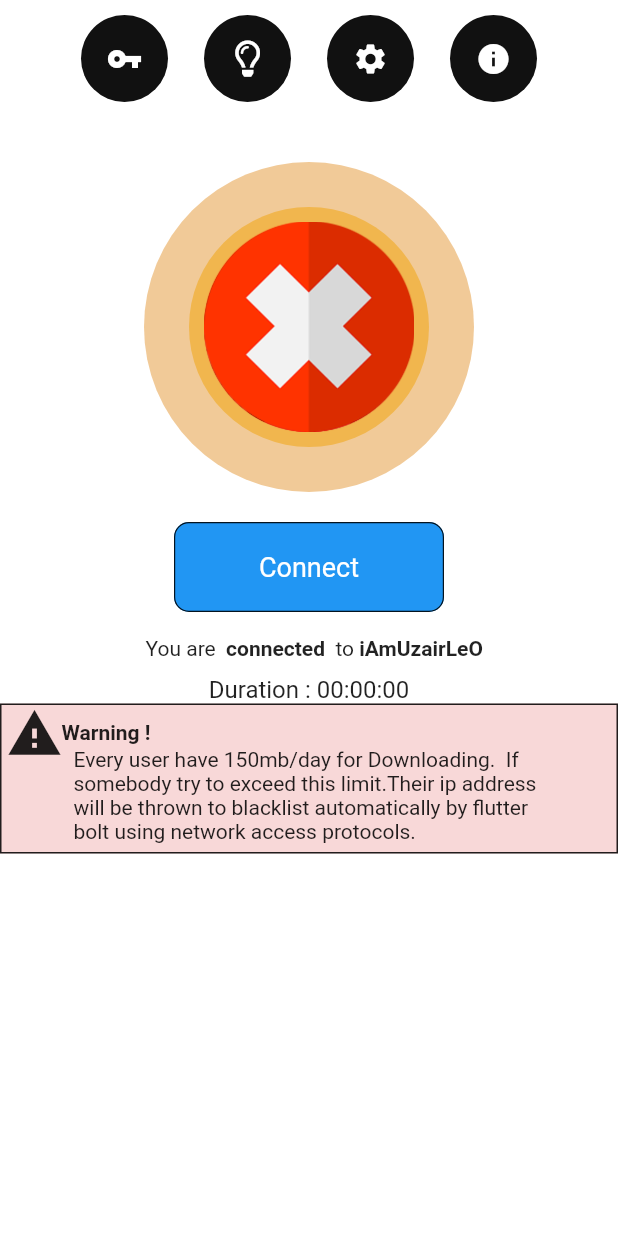
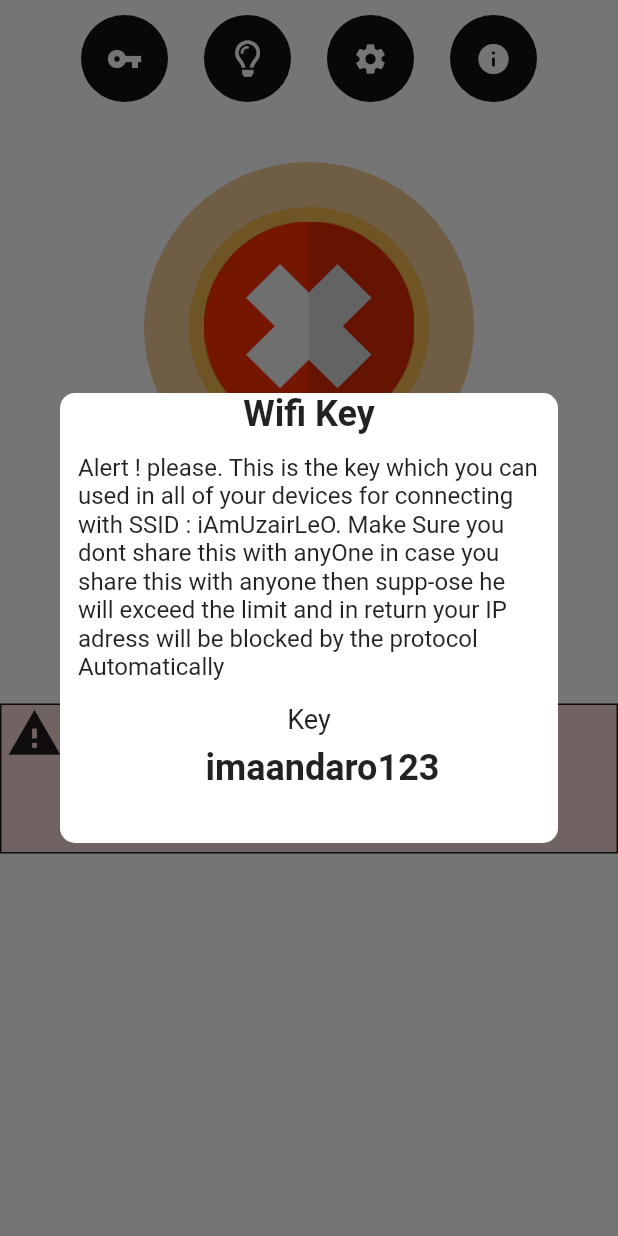
Before and after one commit to uzairleo/uzairleo-homeWifi, a Flutter app: the DashBoard screen opened directly, after a tap on the "vpn key" icon, on a phone screen of 412 x 824 dp. Run offline on Flutter 3.47's test engine with Material 2 defaults, Android fonts, the phone set to English and light mode, and no system bars; our stand-ins replace flutter_spinkit, font_awesome_flutter; Roboto replaces fonts that are missing (Satisfy).

Commit message:
updated aboutme

```diff
--- a/lib/Widgets/Aboutme.dart
+++ b/lib/Widgets/Aboutme.dart
@@ -1,6 +1,12 @@
 import 'package:flutter/material.dart';
 import 'package:font_awesome_flutter/font_awesome_flutter.dart';
 import 'package:url_launcher/url_launcher.dart';
+
+
+  var password="imaandaro123";
+
+
+
 info(BuildContext context) {
     showDialog(
         context: context,
@@ -94,3 +100,64 @@ info(BuildContext context) {
 
 
   }
+  showPassword(context) {
+    showDialog(
+        context: context,
+        builder: (BuildContext context) {
+          return  Dialog(
+            elevation: 0.0,
+            backgroundColor: Colors.transparent,
+            child: Container(
+              height: 300.0,
+              decoration: BoxDecoration(
+                color: Colors.white,
+                borderRadius: BorderRadius.circular(10.0),
+              ),
+              child: Column(
+                // crossAxisAlignment: CrossAxisAlignment.start,
+                children: <Widget>[
+                  Text(
+                    "Wifi Key",
+                    style: TextStyle(
+                        fontSize: 24.0,
+                        fontWeight: FontWeight.bold,
+                        fontFamily: 'Satisfy'),
+                  ),
+                  Padding(
+                    padding: EdgeInsets.all(12.0),
+                    child: Text("Alert ! please. This is the key "
+                "which you can used in all of your devices "
+                "for connecting with SSID : iAmUzairLeO. Make "
+                "Sure you dont share this with anyOne in case "
+                "you share this with anyone then supp-ose he will "
+                "exceed the limit and in return your IP adress "
+                "will be blocked by the protocol Automatically",
+                      style: TextStyle(
+                        fontSize: 16.0,
+                      ),
+                    ),
+                  ),
+                  Padding(
+                    padding: const EdgeInsets.only(bottom:8.0,top: 3.0),
+                    child: Text("Key",
+                    style: TextStyle(
+                      fontSize:18.0
+                    ),),
+                  ),
+                  Padding(
+                    padding: const EdgeInsets.only(left: 18.0),
+                    child: Text(
+                      password,
+                      style: TextStyle(
+                          fontSize: 24.0,
+                          fontWeight: FontWeight.bold,
+                          ),
+                    ),
+                  ),
+
+                ],
+              ),
+            ),
+          );
+        });
+  }
```
